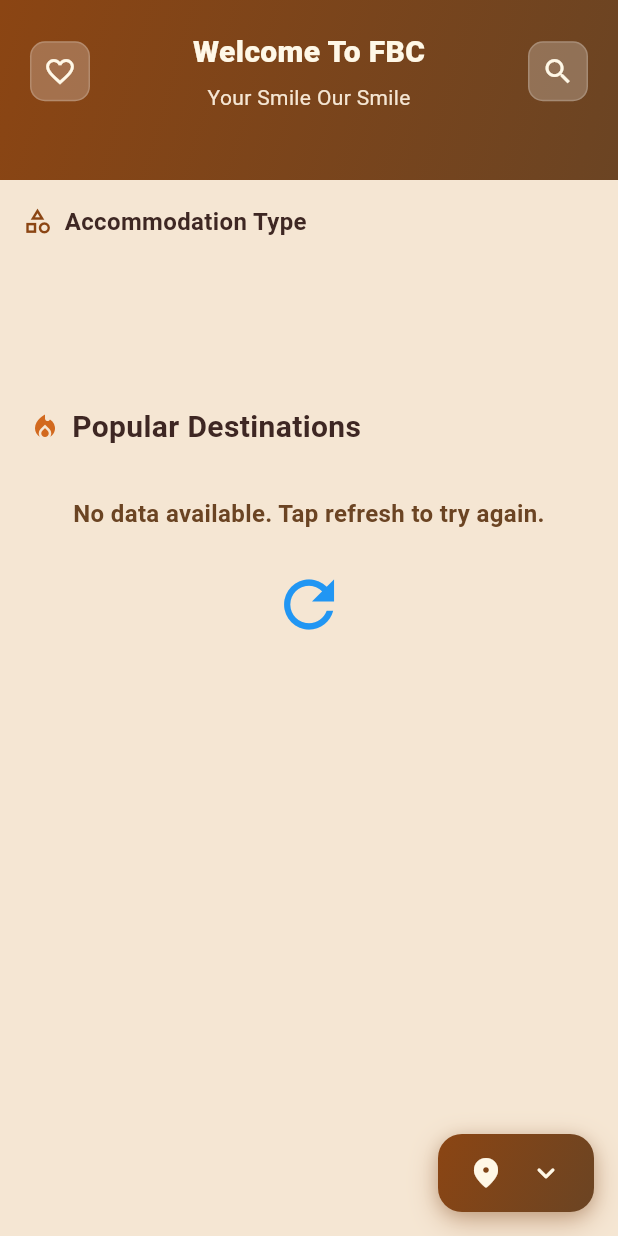
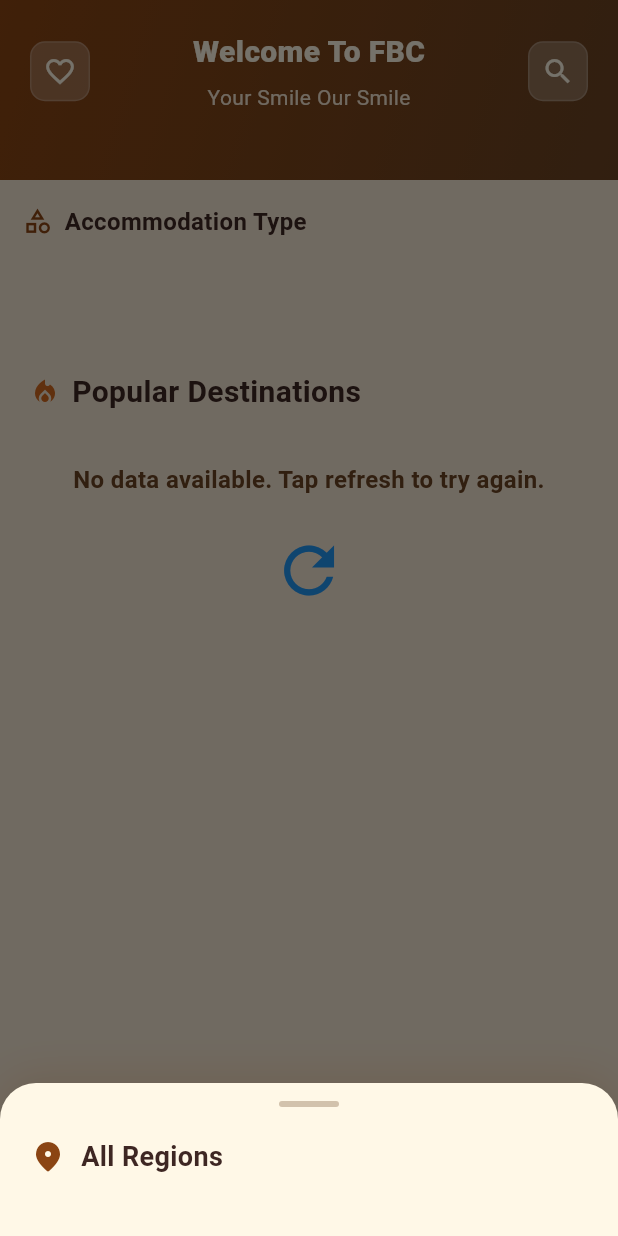
Before and after one commit to kelvinpaulsirikwa/frontendofapp, a Flutter app: the HomeLayout screen opened directly with empty values, after a tap on the "location on" icon, on a phone screen of 412 x 824 dp. Run offline on Flutter 3.47's test engine with Material 3 defaults, Android fonts, the light colour scheme and no system bars; our stand-ins replace app_links, cached_network_image, fluttertoast, geocoding, geolocator, google_maps_flutter and 6 more; accounts and stored records are empty.

Commit message:
Update project

```diff
--- a/lib/bnb/bnbhome/ui.dart
+++ b/lib/bnb/bnbhome/ui.dart
@@ -62,8 +62,14 @@ class HomeLayout extends StatelessWidget {
       appBar: KivuliAppBar(),
       floatingActionButton: _RegionFab(
         displayRegion: displayRegion,
-        isDropdownOpen: isDropdownOpen,
-        onToggleDropdown: onToggleDropdown,
+        onTap: () => _showRegionBottomSheet(
+          context,
+          regions: regions,
+          selectedRegion: selectedRegion,
+          allRegionsValue: _allRegionsValue,
+          onRegionSelected: onRegionSelected,
+          local: local,
+        ),
       ),
       body: Stack(
         children: [
@@ -188,9 +194,10 @@ class HomeLayout extends StatelessWidget {
                         ),
                         const SizedBox(height: 12),
                         SizedBox(
-                          height: 55, // 👈 smaller and elegant
+                          height: 32,
                           child: ListView.builder(
                             scrollDirection: Axis.horizontal,
+                            padding: const EdgeInsets.symmetric(horizontal: 16),
                             itemCount: accommodationTypes.length,
                             itemBuilder: (context, index) {
                               final type = accommodationTypes[index];
@@ -203,48 +210,45 @@ class HomeLayout extends StatelessWidget {
                                       : name;
                               final isSelected = selectedType == name;
 
-                              return GestureDetector(
+                              return Padding(
+                                padding: const EdgeInsets.only(right: 6),
+                                child: GestureDetector(
                                   onTap: () =>
                                       onTypeSelected(type['name'] as String),
                                   child: Container(
-                                  margin: const EdgeInsets.only(right: 8),
                                     padding: const EdgeInsets.symmetric(
-                                    horizontal: 14,
-                                    vertical: 8,
-                                  ),
+                                        horizontal: 12, vertical: 6),
                                     decoration: BoxDecoration(
                                       color: isSelected
                                           ? earthGreen
                                           : Colors.white,
-                                    borderRadius: BorderRadius.circular(20),
+                                      borderRadius: BorderRadius.circular(16),
                                       border: Border.all(
                                         color: isSelected
                                             ? earthGreen
-                                          : Colors.grey.shade300,
-                                      width: 1.2,
+                                            : const Color(0xFFE5E7EB),
+                                        width: isSelected ? 1.5 : 1,
                                       ),
                                     ),
                                     alignment: Alignment.center,
                                     child: Text(
                                       displayName,
                                       style: TextStyle(
+                                        fontSize: 11,
+                                        fontWeight: FontWeight.w600,
                                         color: isSelected
                                             ? Colors.white
                                             : Colors.grey.shade800,
-                                      fontSize: 12,
-                                      fontWeight: isSelected
-                                          ? FontWeight.w600
-                                          : FontWeight.w500,
                                       ),
                                       textAlign: TextAlign.center,
                                       overflow: TextOverflow.ellipsis,
+                                    ),
                                   ),
                                 ),
                               );
                             },
                           ),
                         ),
-                        // Only show "Near By" section when "All Types" is selected
   if (selectedType == _allTypesValue) ...[
                           const SizedBox(height: 24),
                           Row(
@@ -362,52 +366,109 @@ class HomeLayout extends StatelessWidget {
               ],
             ),
           ),
-          if (isDropdownOpen)
-            Positioned.fill(
-              child: GestureDetector(
-                onTap: onToggleDropdown,
-                child: Container(color: Colors.black.withOpacity(0.3)),
+        ],
       ),
+    );
+  }
+}
+
+void _showRegionBottomSheet(
+  BuildContext context, {
+  required List<String> regions,
+  required String selectedRegion,
+  required String allRegionsValue,
+  required Function(String) onRegionSelected,
+  required AppLocalizations local,
+}) {
+  showModalBottomSheet(
+    context: context,
+    backgroundColor: Colors.transparent,
+    isScrollControlled: true,
+    builder: (ctx) => _RegionBottomSheetContent(
+      regions: regions,
+      selectedRegion: selectedRegion,
+      allRegionsValue: allRegionsValue,
+      onRegionSelected: (region) {
+        onRegionSelected(region);
+        Navigator.pop(ctx);
+      },
+      local: local,
     ),
-          if (isDropdownOpen)
-            Builder(
-              builder: (context) {
-                final screenWidth = MediaQuery.of(context).size.width;
-                final dropdownWidth = (screenWidth - 32).clamp(0.0, 320.0);
+  );
+}
 
-                return Positioned(
-                  right: 16,
-                  bottom: 88,
-                  width: dropdownWidth,
-                  child: Material(
-                    color: Colors.transparent,
-                    child: Container(
-                      width: dropdownWidth,
-                      constraints: const BoxConstraints(maxHeight: 350),
+class _RegionBottomSheetContent extends StatelessWidget {
+  final List<String> regions;
+  final String selectedRegion;
+  final String allRegionsValue;
+  final Function(String) onRegionSelected;
+  final AppLocalizations local;
+
+  const _RegionBottomSheetContent({
+    required this.regions,
+    required this.selectedRegion,
+    required this.allRegionsValue,
+    required this.onRegionSelected,
+    required this.local,
+  });
+
+  @override
+  Widget build(BuildContext context) {
+    return Container(
+      constraints: BoxConstraints(
+        maxHeight: MediaQuery.of(context).size.height * 0.6,
+      ),
       decoration: BoxDecoration(
         color: softCream,
-                        borderRadius: BorderRadius.circular(16),
+        borderRadius: const BorderRadius.vertical(top: Radius.circular(24)),
         boxShadow: [
           BoxShadow(
-                            color: richBrown.withOpacity(0.2),
-                            blurRadius: 20,
-                            offset: const Offset(0, 8),
+            color: richBrown.withOpacity(0.25),
+            blurRadius: 24,
+            offset: const Offset(0, -4),
           ),
         ],
       ),
+      child: Column(
+        mainAxisSize: MainAxisSize.min,
+        children: [
+          const SizedBox(height: 12),
+          Container(
+            width: 40,
+            height: 4,
+            decoration: BoxDecoration(
+              color: richBrown.withOpacity(0.3),
+              borderRadius: BorderRadius.circular(2),
+            ),
+          ),
+          Padding(
+            padding: const EdgeInsets.fromLTRB(20, 20, 20, 8),
+            child: Row(
+              children: [
+                Icon(Icons.location_on_rounded, color: deepTerracotta, size: 24),
+                const SizedBox(width: 10),
+                Text(
+                  local.homeAllRegions,
+                  style: const TextStyle(
+                    color: textDark,
+                    fontSize: 18,
+                    fontWeight: FontWeight.w700,
+                  ),
+                ),
+              ],
+            ),
+          ),
+          Flexible(
             child: ListView.builder(
-                        padding: const EdgeInsets.symmetric(vertical: 8),
               shrinkWrap: true,
+              padding: const EdgeInsets.fromLTRB(12, 8, 12, 24),
               itemCount: regions.length,
               itemBuilder: (context, index) {
                 final isSelected = selectedRegion == regions[index];
                 return GestureDetector(
                   onTap: () => onRegionSelected(regions[index]),
                   child: Container(
-                              margin: const EdgeInsets.symmetric(
-                                horizontal: 8,
-                                vertical: 2,
-                              ),
+                    margin: const EdgeInsets.symmetric(vertical: 2),
                     padding: const EdgeInsets.symmetric(
                       horizontal: 16,
                       vertical: 14,
@@ -416,29 +477,27 @@ class HomeLayout extends StatelessWidget {
                       color: isSelected
                           ? earthGreen.withOpacity(0.15)
                           : Colors.transparent,
-                                borderRadius: BorderRadius.circular(10),
+                      borderRadius: BorderRadius.circular(12),
                     ),
                     child: Row(
-                                mainAxisAlignment:
-                                    MainAxisAlignment.spaceBetween,
+                      mainAxisAlignment: MainAxisAlignment.spaceBetween,
                       children: [
                         Text(
-                                    regions[index] == _allRegionsValue
+                          regions[index] == allRegionsValue
                               ? local.homeAllRegions
                               : regions[index],
                           style: TextStyle(
                             color: isSelected ? earthGreen : textDark,
                             fontSize: 15,
-                                      fontWeight: isSelected
-                                          ? FontWeight.w600
-                                          : FontWeight.w500,
+                            fontWeight:
+                                isSelected ? FontWeight.w600 : FontWeight.w500,
                           ),
                         ),
                         if (isSelected)
                           const Icon(
                             Icons.check_circle,
                             color: earthGreen,
-                                      size: 20,
+                            size: 22,
                           ),
                       ],
                     ),
@@ -446,10 +505,6 @@ class HomeLayout extends StatelessWidget {
                 );
               },
             ),
-                    ),
-                  ),
-                );
-              },
           ),
         ],
       ),
@@ -459,13 +514,11 @@ class HomeLayout extends StatelessWidget {
 
 class _RegionFab extends StatelessWidget {
   final String displayRegion;
-  final bool isDropdownOpen;
-  final VoidCallback onToggleDropdown;
+  final VoidCallback onTap;
 
   const _RegionFab({
     required this.displayRegion,
-    required this.isDropdownOpen,
-    required this.onToggleDropdown,
+    required this.onTap,
   });
 
   @override
@@ -490,7 +543,7 @@ class _RegionFab extends StatelessWidget {
       child: Material(
         color: Colors.transparent,
         child: InkWell(
-          onTap: onToggleDropdown,
+          onTap: onTap,
           borderRadius: BorderRadius.circular(16),
           child: Container(
             padding: const EdgeInsets.symmetric(horizontal: 20, vertical: 14),
@@ -523,14 +576,10 @@ class _RegionFab extends StatelessWidget {
                   ),
                 ),
                 const SizedBox(width: 6),
-                AnimatedRotation(
-                  turns: isDropdownOpen ? 0.5 : 0,
-                  duration: const Duration(milliseconds: 200),
-                  child: const Icon(
+                const Icon(
                   Icons.keyboard_arrow_down_rounded,
                   color: softCream,
                   size: 24,
-                  ),
                 ),
               ],
             ),
```
Lines whose indentation alone changed are shown as unchanged.
